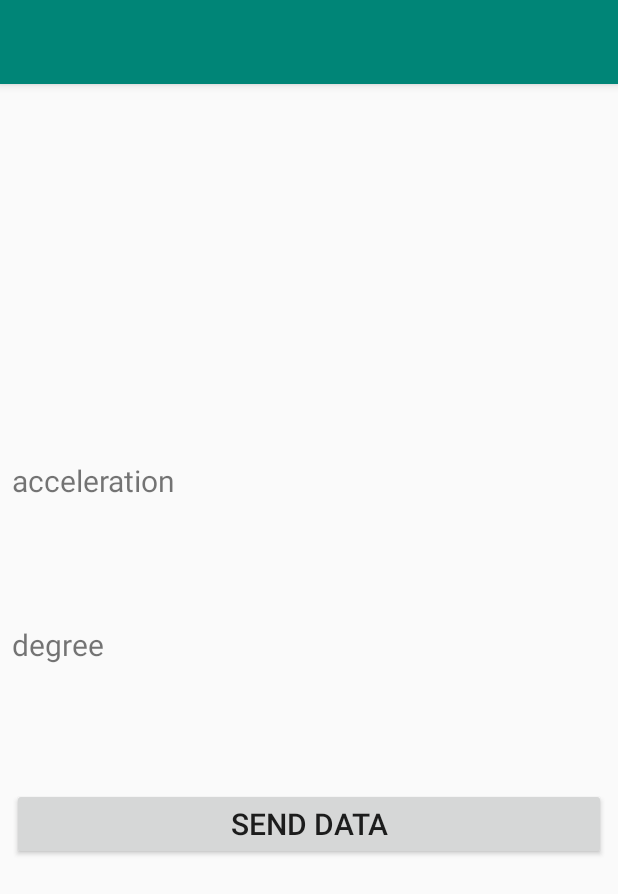
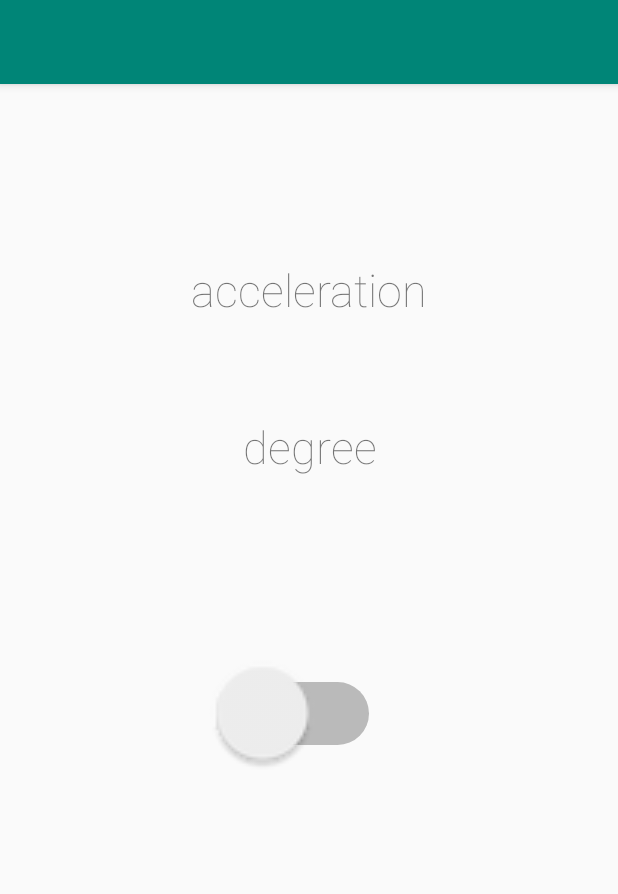
Before and after one commit to maurenej/HackArizona2019, an Android app: the screen it shows after launch (InterfaceActivity), on a phone screen of 412 x 824 dp. Shown: the top 894 px of the screen. Run offline under Robolectric (Android 15) with nearby library versions, the light colour scheme and no system bars; our stand-ins replace Volley.

Commit message:
Updated UI and added a stop feature

```diff
--- a/az_android/app/src/main/AndroidManifest.xml
+++ b/az_android/app/src/main/AndroidManifest.xml
@@ -3,7 +3,7 @@
     package="com.benjaminbach.az_android">
     <uses-permission android:name="android.permission."/>
     <uses-permission android:name="android.permission.INTERNET" />
-
+    <uses-permission android:name="android.permission.VIBRATE"/>
     <application
         android:allowBackup="true"
         android:icon="@mipmap/ic_launcher"
--- a/az_android/app/src/main/res/layout/content_main.xml
+++ b/az_android/app/src/main/res/layout/content_main.xml
@@ -9,78 +9,102 @@
     tools:showIn="@layout/activity_main">
 
     <LinearLayout
-        android:layout_width="match_parent"
-        android:layout_height="match_parent"
+        android:id="@+id/linearLayout"
+        android:layout_width="wrap_content"
+        android:layout_height="wrap_content"
         android:layout_marginStart="8dp"
         android:layout_marginTop="8dp"
         android:layout_marginEnd="8dp"
         android:layout_marginBottom="8dp"
+        android:gravity="center"
         android:orientation="vertical"
-        android:gravity="center"
         app:layout_constraintBottom_toBottomOf="parent"
         app:layout_constraintEnd_toEndOf="parent"
         app:layout_constraintStart_toStartOf="parent"
-        app:layout_constraintTop_toTopOf="parent">
+        app:layout_constraintTop_toTopOf="parent"
+        app:layout_constraintVertical_bias="0.19999999">
 
         <TextView
             android:id="@+id/textView1"
             android:layout_width="match_parent"
             android:layout_height="wrap_content"
+            android:fontFamily="sans-serif-thin"
+            android:gravity="center"
             android:text="@string/acceleration"
-            android:textSize="20sp" />
+            android:textSize="30sp" />
 
         <TextView
             android:id="@+id/accel_x"
             android:layout_width="match_parent"
             android:layout_height="wrap_content"
-            android:textSize="20sp" />
+            android:fontFamily="sans-serif-thin"
+            android:textSize="15sp" />
 
         <TextView
             android:id="@+id/accel_y"
             android:layout_width="match_parent"
             android:layout_height="wrap_content"
-            android:textSize="20sp" />
+            android:fontFamily="sans-serif-thin"
+            android:textSize="15sp" />
 
         <TextView
             android:id="@+id/accel_z"
             android:layout_width="match_parent"
             android:layout_height="wrap_content"
-            android:textSize="20sp" />
+            android:fontFamily="sans-serif-thin"
+            android:textSize="15sp" />
 
         <TextView
             android:id="@+id/textView5"
             android:layout_width="match_parent"
             android:layout_height="wrap_content"
+            android:fontFamily="sans-serif-thin"
+            android:gravity="center"
             android:text="@string/degree"
-            android:textSize="20sp" />
+            android:textSize="30sp" />
 
         <TextView
             android:id="@+id/azimuth"
             android:layout_width="match_parent"
             android:layout_height="wrap_content"
-            android:textSize="20sp" />
+            android:fontFamily="sans-serif-thin"
+            android:textSize="15sp" />
 
         <TextView
             android:id="@+id/pitch"
             android:layout_width="match_parent"
             android:layout_height="wrap_content"
-            android:textSize="20sp" />
+            android:fontFamily="sans-serif-thin"
+            android:textSize="15sp" />
 
         <TextView
             android:id="@+id/roll"
             android:layout_width="match_parent"
             android:layout_height="wrap_content"
-            android:textSize="20sp" />
+            android:fontFamily="sans-serif-thin"
+            android:textSize="15sp" />
 
-        <Button
-            android:layout_width="match_parent"
-            android:layout_height="wrap_content"
-            android:gravity="center"
-            android:text="Send data"
-            android:textSize="20sp"
-            android:onClick="beginTransfer"/>
+    </LinearLayout>
+
+
+    <Switch
+        android:id="@+id/list_toggle"
+        android:layout_width="wrap_content"
+        android:layout_height="wrap_content"
+        android:layout_marginStart="8dp"
+        android:layout_marginTop="8dp"
+        android:layout_marginEnd="8dp"
+        android:layout_marginBottom="8dp"
+        android:gravity="center"
+        android:onClick="beginTransfer"
+        android:scaleX="3"
+        android:scaleY="3"
+        app:layout_constraintBottom_toBottomOf="parent"
+        app:layout_constraintEnd_toEndOf="parent"
+        app:layout_constraintStart_toStartOf="parent"
+        app:layout_constraintTop_toBottomOf="@+id/linearLayout"
+        app:layout_constraintVertical_bias="0.18" />
 
 
 
-    </LinearLayout>
 </android.support.constraint.ConstraintLayout>
--- a/az_android/app/src/main/res/values/styles.xml
+++ b/az_android/app/src/main/res/values/styles.xml
@@ -1,7 +1,7 @@
 <resources>
 
     <!-- Base application theme. -->
-    <style name="AppTheme" parent="Theme.AppCompat.Light.DarkActionBar">
+    <style name="AppTheme" parent="Theme.AppCompat.Light.NoActionBar">
         <!-- Customize your theme here. -->
         <item name="colorPrimary">@color/colorPrimary</item>
         <item name="colorPrimaryDark">@color/colorPrimaryDark</item>
@@ -9,12 +9,14 @@
     </style>
 
     <style name="AppTheme.NoActionBar">
+        <item name="windowNoTitle">true</item>
         <item name="windowActionBar">false</item>
-        <item name="windowNoTitle">true</item>
     </style>
 
     <style name="AppTheme.AppBarOverlay" parent="ThemeOverlay.AppCompat.Dark.ActionBar" />
 
     <style name="AppTheme.PopupOverlay" parent="ThemeOverlay.AppCompat.Light" />
 
+
+
 </resources>
```
Also changed, not shown: az_android/app/src/main/java/com/benjaminbach/az_android/DataPacket.java (deleted, +0 -67 lines), az_android/app/src/main/java/com/benjaminbach/az_android/InterfaceActivity.java (+13 -3 lines).
